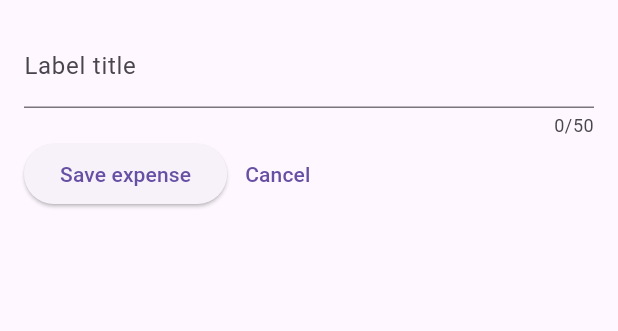
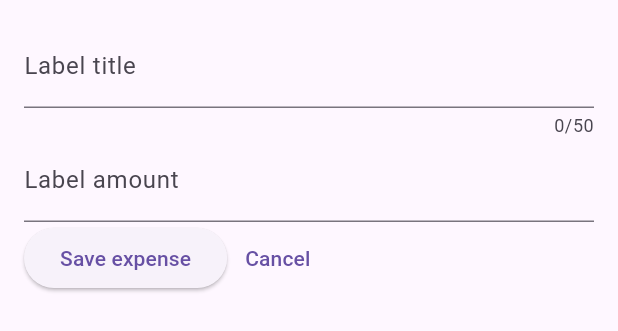
Before and after one commit to alvdev/mobile-apps, a Flutter app: the NewExpense widget shown alone on an empty page, opened directly, after a tap on "Save expense", on a phone screen of 412 x 824 dp. Shown: the top 331 px of the screen. Run offline on Flutter 3.47's test engine with Material 2 defaults, Android fonts, the phone set to English and light mode, and no system bars; our stand-ins replace cloud_firestore, firebase_auth, firebase_core, font_awesome_flutter, google_fonts, google_sign_in and 2 more; accounts and stored records are empty.

Commit message:
add expense amount field to overlay

```diff
--- a/expenses/lib/new_expense.dart
+++ b/expenses/lib/new_expense.dart
@@ -9,10 +9,12 @@ class NewExpense extends StatefulWidget {
 
 class _NewExpenseState extends State<NewExpense> {
   final _titleController = TextEditingController();
+  final _amountController = TextEditingController();
 
   @override
   void dispose() {
     _titleController.dispose();
+    _amountController.dispose();
     super.dispose();
   }
 
@@ -29,11 +31,20 @@ class _NewExpenseState extends State<NewExpense> {
               label: Text('Label title'),
             ),
           ),
+          TextField(
+            controller: _amountController,
+            keyboardType: TextInputType.number,
+            decoration: const InputDecoration(
+              prefixText: '\$ ',
+              label: Text('Label amount'),
+            ),
+          ),
           Row(
             children: [
               ElevatedButton(
                 onPressed: () {
                   print(_titleController);
+                  print(_amountController);
                 },
                 child: const Text('Save expense'),
               ),
```
